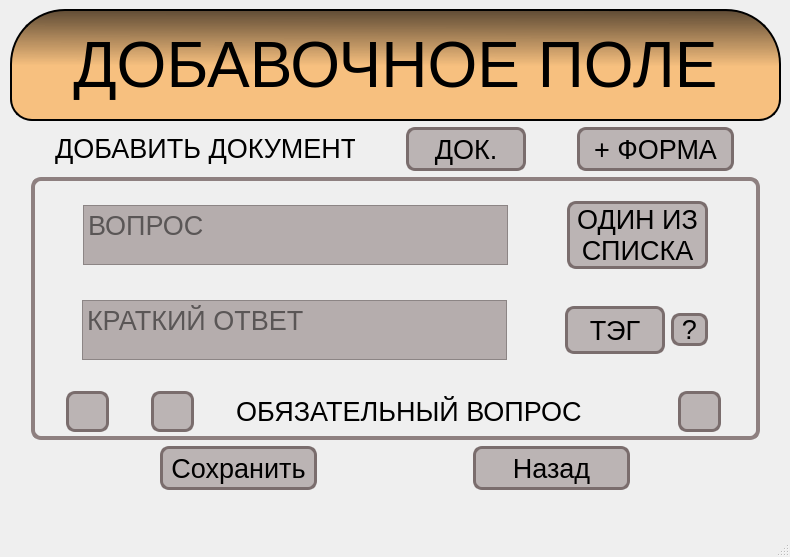
The window that Main_s.ui (Morskoikot/-------) describes before a commit, drawn with Qt 5.
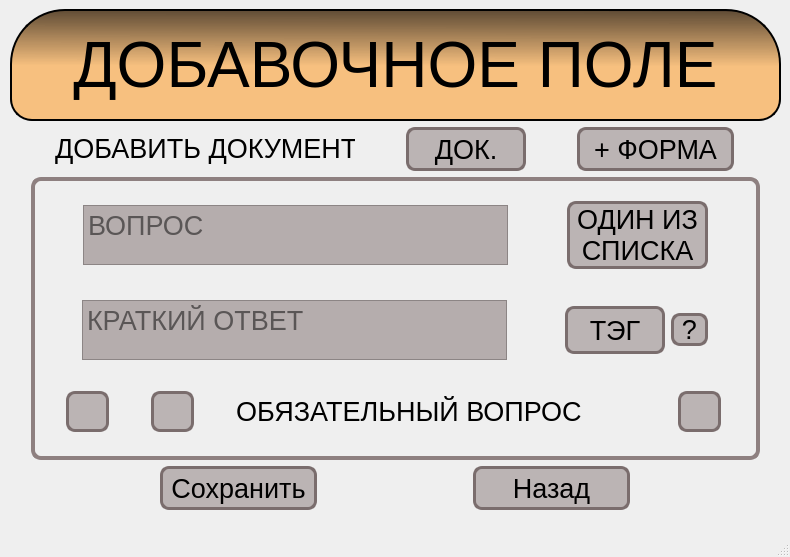
The same window after the commit. The open tabs and pages were chosen to show the change. Icons and pictures are not drawn.

Commit message: небольшие изменения

What changed in the file:
```diff
--- a/Main_s.ui
+++ b/Main_s.ui
@@ -185,7 +185,7 @@
         <x>0</x>
         <y>10</y>
         <width>771</width>
-        <height>481</height>
+        <height>501</height>
        </rect>
       </property>
       <layout class="QVBoxLayout" name="verticalLayout_2">
```
Left out of the diff: 4 changed lines with no effect on the pictures.
